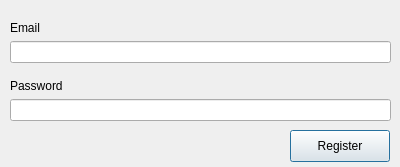
happy394/qt_project_hse, file profilewindow.ui: the form before one commit.
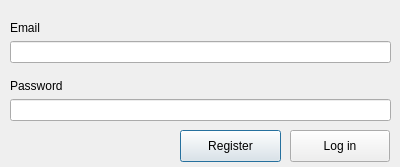
The form after the commit.

What changed in the file:
```diff
--- a/profilewindow.ui
+++ b/profilewindow.ui
@@ -51,7 +51,20 @@
     </item>
    </layout>
   </widget>
-  <widget class="QPushButton" name="pushButton">
+  <widget class="QPushButton" name="RegistereButton">
+   <property name="geometry">
+    <rect>
+     <x>180</x>
+     <y>130</y>
+     <width>101</width>
+     <height>32</height>
+    </rect>
+   </property>
+   <property name="text">
+    <string>Register</string>
+   </property>
+  </widget>
+  <widget class="QPushButton" name="Login_Button">
    <property name="geometry">
     <rect>
      <x>290</x>
@@ -61,7 +74,7 @@
     </rect>
    </property>
    <property name="text">
-    <string>Register</string>
+    <string>Log in</string>
    </property>
   </widget>
  </widget>
```
